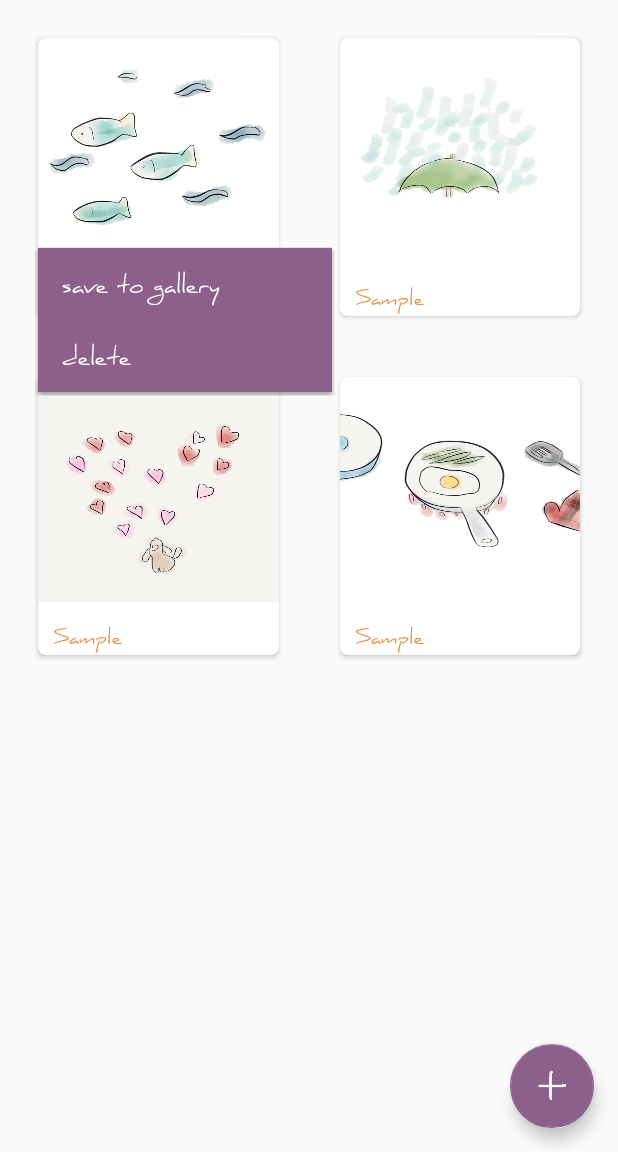
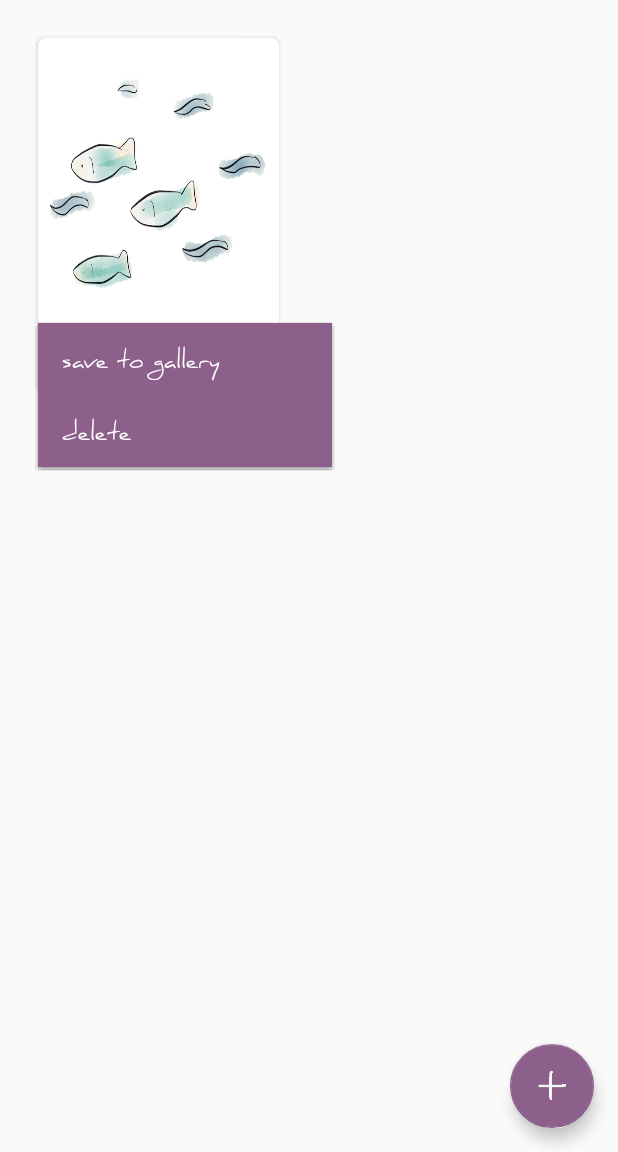
Before and after one commit to ayns01/ColorLens, an Android app: the screen it shows after launch (MainActivity), after a tap on "Picha", on a phone screen of 412 x 824 dp, the part 84-1236 px from its top. Run offline under Robolectric (Android 15) with nearby library versions, the phone set to English and light mode, and no system bars; 1 statement that could not run was skipped.

```diff
--- a/app/src/main/java/com/example/ayana/chekikkov1/Adapter/SavedPhotoAdapter.java
+++ b/app/src/main/java/com/example/ayana/chekikkov1/Adapter/SavedPhotoAdapter.java
@@ -1,7 +1,6 @@
 package com.example.ayana.chekikkov1.Adapter;
 
 import android.content.Context;
-import android.graphics.Bitmap;
 import android.support.annotation.NonNull;
 import android.support.v7.widget.RecyclerView;
 import android.view.LayoutInflater;
@@ -14,9 +13,6 @@ import android.widget.PopupMenu;
 import android.widget.TextView;
 import android.widget.Toast;
 
-import com.bumptech.glide.Glide;
-import com.bumptech.glide.request.target.SimpleTarget;
-import com.bumptech.glide.request.transition.Transition;
 import com.example.ayana.chekikkov1.R;
 import com.example.ayana.chekikkov1.SavedPhoto;
 
@@ -46,7 +42,6 @@ public class SavedPhotoAdapter extends RecyclerView.Adapter<SavedPhotoAdapter.My
         final SavedPhoto savedPhoto = savedPhotoList.get(i);
         myViewHolder.savedDate.setText(savedPhoto.getSavedDate());
 
-//        Glide.with(mContext).load(savedPhoto.getSavedPhoto()).into(myViewHolder.savedPhoto);
         myViewHolder.savedPhoto.setImageBitmap(savedPhoto.getSavedPhoto());
 
 
--- a/app/src/main/java/com/example/ayana/chekikkov1/MainActivity.java
+++ b/app/src/main/java/com/example/ayana/chekikkov1/MainActivity.java
@@ -1,6 +1,8 @@
 package com.example.ayana.chekikkov1;
 
 import android.app.Activity;
+import android.content.Context;
+import android.content.ContextWrapper;
 import android.content.Intent;
 import android.content.res.Resources;
 import android.graphics.Bitmap;
@@ -21,9 +23,11 @@ import android.widget.ImageView;
 
 import com.example.ayana.chekikkov1.Adapter.SavedPhotoAdapter;
 
+import java.io.File;
+import java.io.FileInputStream;
+import java.io.FileNotFoundException;
 import java.util.ArrayList;
 import java.util.List;
-import java.util.Random;
 
 public class MainActivity extends AppCompatActivity {
 
@@ -35,6 +39,9 @@ public class MainActivity extends AppCompatActivity {
     private RecyclerView cardRecyclerView;
     private SavedPhotoAdapter adapter;
     private List<SavedPhoto> mSavedPhotoList;
+
+    Bitmap[] fisBitmap;
+    String[] fisString;
 
     @Override
     protected void onCreate(Bundle savedInstanceState) {
@@ -50,7 +57,6 @@ public class MainActivity extends AppCompatActivity {
 //        mInitView.setImageResource(initImageList[i]);
 //        initCollapsingToolbar();
 
-
         cardRecyclerView = findViewById(R.id.card_recycler_view);
         mSavedPhotoList = new ArrayList<>();
         adapter = new SavedPhotoAdapter(this, mSavedPhotoList);
@@ -62,26 +68,44 @@ public class MainActivity extends AppCompatActivity {
         cardRecyclerView.setAdapter(adapter);
 
 
-        Bundle extras = getIntent().getExtras();
-        if (extras != null) {
-            byte[] savedPhotoByteArray = extras.getByteArray(PhotoFilterActivity.EXTRA_SAVED_PHOTO);
-            Bitmap savedPhotoBmp = BitmapFactory.decodeByteArray(savedPhotoByteArray, 0, savedPhotoByteArray.length);
-            String savedDate = extras.getString(PhotoFilterActivity.EXTRA_SAVED_DATE);
-            Log.d("TAG", "onCreate: " + savedDate);
+//        Bundle extras = getIntent().getExtras();
+//        if (extras != null) {
+//            String savedDate = extras.getString(PhotoFilterActivity.EXTRA_SAVED_DATE);
+//        }
 
-            SavedPhoto savedPhoto = new SavedPhoto(savedDate, savedPhotoBmp);
+        ContextWrapper cw = new ContextWrapper(getApplicationContext());
+        // path to /data/data/yourapp/app_data/imageDir
+        if (cw.getDir("imageDir", Context.MODE_PRIVATE) != null &&
+                cw.getDir("dateDir", Context.MODE_PRIVATE) != null){
+            File imageDirectory = cw.getDir("imageDir", Context.MODE_PRIVATE);
+            String imageDirectoryPath = imageDirectory.getAbsolutePath();
+            try {
+                loadImageFromStorage(imageDirectoryPath);
+            } catch (FileNotFoundException e) {
+                e.printStackTrace();
+            }
+        }
+        // path to /data/data/yourapp/app_data/dateDir
+        if (cw.getDir("dateDir", Context.MODE_PRIVATE) != null){
+            File directory = cw.getDir("dateDir", Context.MODE_PRIVATE);
+            String dateDirectoryPath = directory.getAbsolutePath();
+            try {
+                loadDateFromStorage(dateDirectoryPath);
+            } catch (FileNotFoundException e) {
+                e.printStackTrace();
+            }
+        }
+
+        for (int i=0; i < fisBitmap.length; i++) {
+            SavedPhoto savedPhoto = new SavedPhoto(fisString[i], fisBitmap[i]);
             mSavedPhotoList.add(savedPhoto);
+            adapter.notifyDataSetChanged();
         }
 
         prepareDefaultPhotos();
 
-//        try {
-//            Glide.with(this).load(R.drawable.fish).into((ImageView) findViewById(R.id.backdrop));
-//        } catch (Exception e) {
-//            e.printStackTrace();
-//        }
 
-
+        // Floating button
         FloatingActionButton fab = findViewById(R.id.fab);
         fab.setOnClickListener(new View.OnClickListener() {
             @Override
@@ -93,30 +117,35 @@ public class MainActivity extends AppCompatActivity {
         });
     }
 
+    private void loadImageFromStorage(String path) throws FileNotFoundException {
+        File directory = new File(path);
+        File[] files = directory.listFiles();
+        for (int i = 0; i < files.length; i++) {
+//            Log.d("Files", "FileName:" + files[i].getName()); //these are the different filenames in the directory
+            String name = files[i].getName();
+            File f = new File(path, name);
+            fisBitmap[i] = BitmapFactory.decodeStream(new FileInputStream(f));
+//            SavedPhoto a = new SavedPhoto("Text", b);
+//            mSavedPhotoList.add(a);
+//            adapter.notifyDataSetChanged();
+        }
+    }
+
+    private void loadDateFromStorage(String path) throws FileNotFoundException {
+        File directory = new File(path);
+        File[] files = directory.listFiles();
+        for (int i = 0; i < files.length; i++) {
+            Log.d("Files", "FileName:" + files[i].getName()); //these are the different filenames in the directory
+            fisString[i] = files[i].getName();
+        }
+    }
+
     private void prepareDefaultPhotos() {
         Bitmap[] covers = new Bitmap[]{
                 BitmapFactory.decodeResource(this.getResources(),
-                        R.drawable.fish),
-                BitmapFactory.decodeResource(this.getResources(),
-                        R.drawable.rain),
-                BitmapFactory.decodeResource(this.getResources(),
-                        R.drawable.dog),
-                BitmapFactory.decodeResource(this.getResources(),
-                        R.drawable.cooking),
-        };
-
+                        R.drawable.fish)};
         SavedPhoto a = new SavedPhoto("Sample", covers[0]);
         mSavedPhotoList.add(a);
-
-        SavedPhoto b = new SavedPhoto("Sample", covers[1]);
-        mSavedPhotoList.add(b);
-
-        SavedPhoto c = new SavedPhoto("Sample", covers[2]);
-        mSavedPhotoList.add(c);
-
-        SavedPhoto d = new SavedPhoto("Sample", covers[3]);
-        mSavedPhotoList.add(d);
-
         adapter.notifyDataSetChanged();
     }
 
--- a/app/src/main/java/com/example/ayana/chekikkov1/Paint/PaintView.java
+++ b/app/src/main/java/com/example/ayana/chekikkov1/Paint/PaintView.java
@@ -32,7 +32,7 @@ public class PaintView extends View {
     private float mX, mY;
     private int checkPen = 1;
 
-    public static int ALPHA = 200;
+    public static int ALPHA = 180;
     public int RED = 0x99;
     public int GREEN = 0xCC;
     public int BLUE = 0xFF;
@@ -73,7 +73,7 @@ public class PaintView extends View {
         }
         if (checkPen == 2) {
             latestPaint = getPoscaPaintPen(color);
-            latestPaint.setShader(new LinearGradient(0,0,120,120, Color.argb(240,RED,GREEN,BLUE),
+            latestPaint.setShader(new LinearGradient(0,0,120,120, Color.argb(200,RED,GREEN,BLUE),
                     Color.argb(240,RED,GREEN,BLUE), Shader.TileMode.CLAMP));
         }
 
--- a/app/src/main/res/layout/history_card.xml
+++ b/app/src/main/res/layout/history_card.xml
@@ -18,7 +18,7 @@ android:layout_width="match_parent"
             <ImageView
                 android:id="@+id/saved_photo"
                 android:layout_width="match_parent"
-                android:layout_height="150dp"
+                android:layout_height="200dp"
                 android:background="?attr/selectableItemBackgroundBorderless"
                 android:clickable="true"
                 android:scaleType="fitXY"
```
Also changed, not shown: app/src/main/java/com/example/ayana/chekikkov1/PhotoFilterActivity.java (+53 -13 lines).
